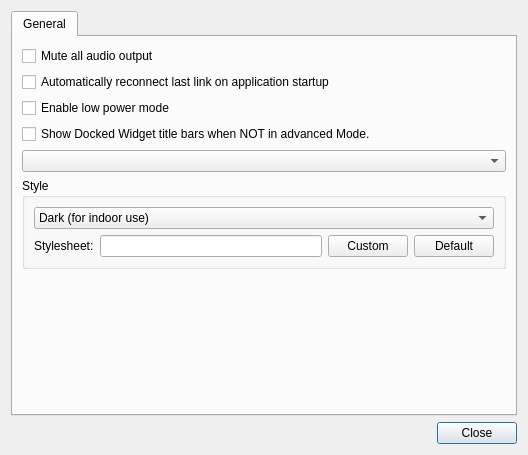
Qt form src/ui/QGCSettingsWidget.ui (josephlewis42/UDenverQGC) before a commit.
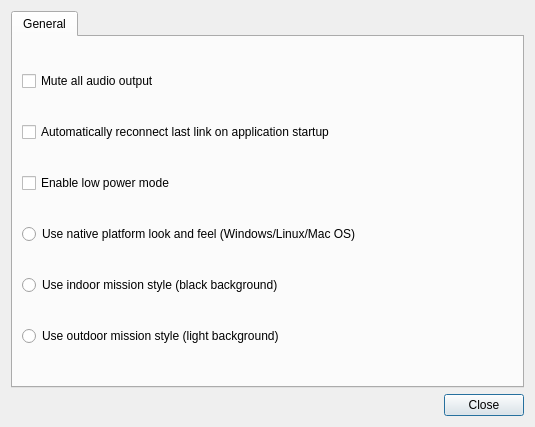
The same form after that commit. Icons and pictures are not drawn.

Diff of the .ui file:
```diff
--- a/src/ui/QGCSettingsWidget.ui
+++ b/src/ui/QGCSettingsWidget.ui
@@ -6,16 +6,10 @@
    <rect>
     <x>0</x>
     <y>0</y>
-    <width>528</width>
-    <height>455</height>
+    <width>535</width>
+    <height>427</height>
    </rect>
   </property>
-  <property name="sizePolicy">
-   <sizepolicy hsizetype="MinimumExpanding" vsizetype="MinimumExpanding">
-    <horstretch>0</horstretch>
-    <verstretch>0</verstretch>
-   </sizepolicy>
-  </property>
   <property name="windowTitle">
    <string>Dialog</string>
   </property>
@@ -29,8 +23,8 @@
       <attribute name="toolTip">
        <string>General Settings</string>
       </attribute>
-      <layout class="QVBoxLayout" name="verticalLayout_2">
-       <item>
+      <layout class="QGridLayout" name="generalPaneGridLayout">
+       <item row="0" column="0">
         <widget class="QCheckBox" name="audioMuteCheckBox">
          <property name="text">
           <string>Mute all audio output</string>
@@ -41,7 +35,7 @@
          </property>
         </widget>
        </item>
-       <item>
+       <item row="1" column="0">
         <widget class="QCheckBox" name="reconnectCheckBox">
          <property name="text">
           <string>Automatically reconnect last link on application startup</string>
@@ -52,7 +46,31 @@
          </property>
         </widget>
        </item>
-       <item>
+       <item row="3" column="0">
+        <widget class="QRadioButton" name="nativeStyle">
+         <property name="text">
+          <string>Use native platform look and feel (Windows/Linux/Mac OS)</string>
+         </property>
+         <property name="autoExclusive">
+          <bool>true</bool>
+         </property>
+        </widget>
+       </item>
+       <item row="4" column="0">
+        <widget class="QRadioButton" name="indoorStyle">
+         <property name="text">
+          <string>Use indoor mission style (black background)</string>
+         </property>
+        </widget>
+       </item>
+       <item row="5" column="0">
+        <widget class="QRadioButton" name="outdoorStyle">
+         <property name="text">
+          <string>Use outdoor mission style (light background)</string>
+         </property>
+        </widget>
+       </item>
+       <item row="2" column="0">
         <widget class="QCheckBox" name="lowPowerCheckBox">
          <property name="toolTip">
           <string>Lowers all update rates to save battery power</string>
@@ -62,108 +80,6 @@
          </property>
         </widget>
        </item>
-       <item>
-        <widget class="QCheckBox" name="titleBarCheckBox">
-         <property name="text">
-          <string>Show Docked Widget title bars when NOT in advanced Mode.</string>
-         </property>
-         <property name="checked">
-          <bool>false</bool>
-         </property>
-        </widget>
-       </item>
-       <item>
-        <widget class="QComboBox" name="customModeComboBox"/>
-       </item>
-       <item>
-        <widget class="QGroupBox" name="groupBox">
-         <property name="title">
-          <string>Style</string>
-         </property>
-         <property name="flat">
-          <bool>false</bool>
-         </property>
-         <property name="checkable">
-          <bool>false</bool>
-         </property>
-         <layout class="QVBoxLayout" name="verticalLayout_3">
-          <item>
-           <layout class="QHBoxLayout" name="horizontalLayout">
-            <property name="sizeConstraint">
-             <enum>QLayout::SetMinimumSize</enum>
-            </property>
-            <item>
-             <widget class="QComboBox" name="styleChooser">
-              <item>
-               <property name="text">
-                <string>Dark (for indoor use)</string>
-               </property>
-              </item>
-              <item>
-               <property name="text">
-                <string>Light (for outdoor use)</string>
-               </property>
-              </item>
-             </widget>
-            </item>
-           </layout>
-          </item>
-          <item>
-           <layout class="QHBoxLayout" name="DarkStyleLayout">
-            <item>
-             <widget class="QLabel" name="label">
-              <property name="sizePolicy">
-               <sizepolicy hsizetype="Minimum" vsizetype="Minimum">
-                <horstretch>0</horstretch>
-                <verstretch>0</verstretch>
-               </sizepolicy>
-              </property>
-              <property name="text">
-               <string>Stylesheet:</string>
-              </property>
-             </widget>
-            </item>
-            <item>
-             <widget class="QLineEdit" name="styleSheetFile"/>
-            </item>
-            <item>
-             <widget class="QPushButton" name="styleCustomButton">
-              <property name="text">
-               <string>Custom</string>
-              </property>
-              <property name="autoDefault">
-               <bool>false</bool>
-              </property>
-             </widget>
-            </item>
-            <item>
-             <widget class="QPushButton" name="styleDefaultButton">
-              <property name="text">
-               <string>Default</string>
-              </property>
-              <property name="autoDefault">
-               <bool>false</bool>
-              </property>
-             </widget>
-            </item>
-           </layout>
-          </item>
-         </layout>
-        </widget>
-       </item>
-       <item>
-        <spacer name="verticalSpacer">
-         <property name="orientation">
-          <enum>Qt::Vertical</enum>
-         </property>
-         <property name="sizeHint" stdset="0">
-          <size>
-           <width>20</width>
-           <height>0</height>
-          </size>
-         </property>
-        </spacer>
-       </item>
       </layout>
      </widget>
     </widget>
@@ -176,9 +92,6 @@
      <property name="standardButtons">
       <set>QDialogButtonBox::Close</set>
      </property>
-     <property name="centerButtons">
-      <bool>false</bool>
-     </property>
     </widget>
    </item>
   </layout>
```
Left out of the diff: 10 changed lines with no effect on the pictures.
